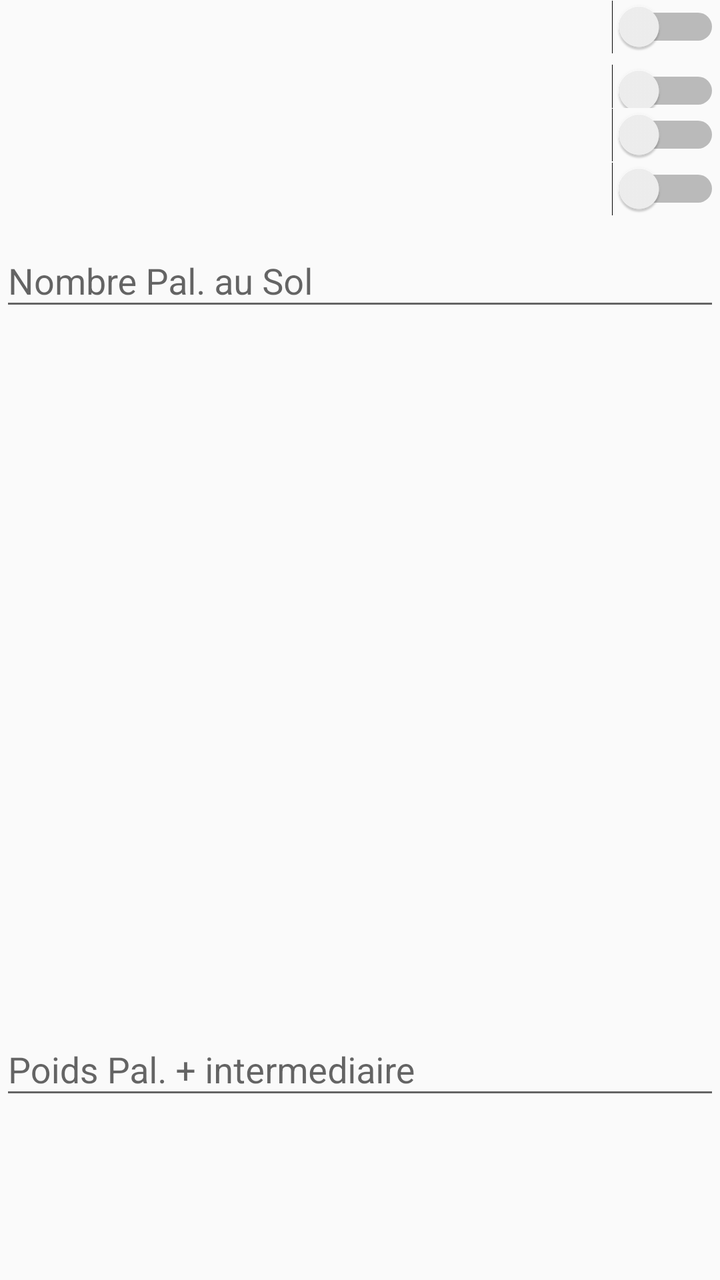
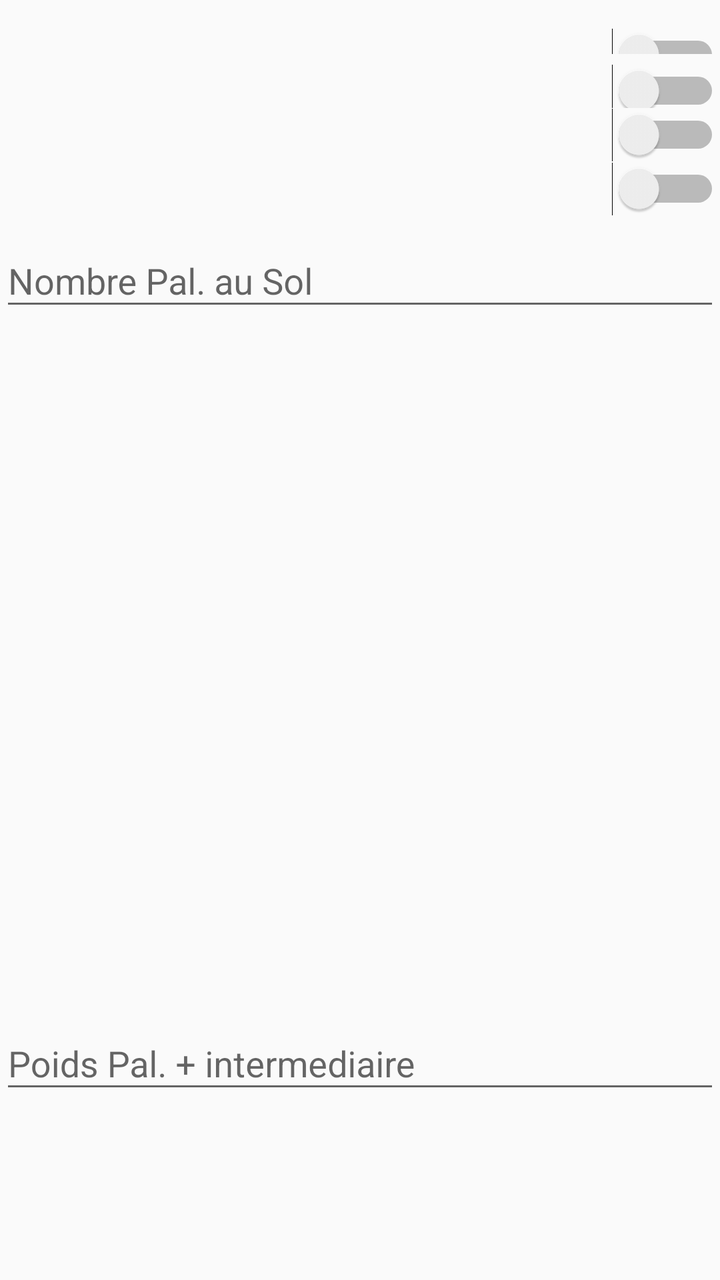

The first picture is an Android layout as it rendered before a commit; the second is the same layout after the commit. The layout source and the unified diff follow.
<!-- AndroidManifest.xml: application theme AppTheme -->
<!-- res/layout/options.xml -->
<?xml version="1.0" encoding="utf-8"?>
<LinearLayout xmlns:android="http://schemas.android.com/apk/res/android"
    android:layout_width="match_parent"
    android:layout_height="wrap_content"
    android:orientation="vertical">

    <Switch
        android:id="@+id/selectionnerToutParDefaut"
        android:layout_width="match_parent"
        android:layout_height="wrap_content"
        android:layout_weight="1"
        android:paddingBottom="20dp"
        android:paddingTop="20dp"
        android:text="@string/selectionnerTout" />

    <Switch
        android:id="@+id/utiliserValeurParDefaut"
        android:layout_width="match_parent"
        android:layout_height="wrap_content"
        android:layout_weight="1"
        android:paddingBottom="10dp"
        android:paddingTop="20dp"
        android:text="@string/valeursDefauts" />

    <Switch
        android:id="@+id/masquermultiplicateur"
        android:layout_width="match_parent"
        android:layout_height="wrap_content"
        android:layout_weight="1"
        android:paddingTop="20dp"
        android:paddingBottom="20dp"
        android:text="@string/masquerMultiplicateur" />

    <Switch
        android:id="@+id/masquerAdditionneur"
        android:layout_width="match_parent"
        android:layout_height="wrap_content"
        android:layout_weight="1"
        android:paddingTop="20dp"
        android:paddingBottom="20dp"
        android:text="@string/masquerAdditionneur" />

    <EditText
        android:id="@+id/editText"
        android:layout_width="match_parent"
        android:layout_height="wrap_content"
        android:layout_weight="1"
        android:clickable="false"
        android:ems="10"
        android:inputType="none"
        android:paddingTop="33dp"
        android:text="@string/valeurspardefault"
        android:textStyle="italic" />

    <com.google.android.material.textfield.TextInputLayout
        android:layout_width="match_parent"
        android:layout_height="match_parent"
        android:layout_weight="1">

        <com.google.android.material.textfield.TextInputEditText
            android:id="@+id/defautNombrePalettes"
            android:layout_width="match_parent"
            android:layout_height="wrap_content"
            android:hint="@string/NombreDePalettes"
            android:inputType="number|numberDecimal" />

    </com.google.android.material.textfield.TextInputLayout>

    <com.google.android.material.textfield.TextInputLayout
        android:layout_width="match_parent"
        android:layout_height="match_parent"
        android:layout_weight="1">

        <com.google.android.material.textfield.TextInputEditText
            android:id="@+id/defautTarePalette"
            android:layout_width="match_parent"
            android:layout_height="wrap_content"
            android:hint="@string/PoidPalette"
            android:inputType="number|numberDecimal" />
    </com.google.android.material.textfield.TextInputLayout>

    <com.google.android.material.textfield.TextInputLayout
        android:layout_width="match_parent"
        android:layout_height="match_parent"
        android:layout_weight="1">

        <com.google.android.material.textfield.TextInputEditText
            android:id="@+id/defautTareColis"
            android:layout_width="match_parent"
            android:layout_height="wrap_content"
            android:hint="@string/TareColis"
            android:inputType="number|numberDecimal" />
    </com.google.android.material.textfield.TextInputLayout>

    <com.google.android.material.textfield.TextInputLayout
        android:layout_width="match_parent"
        android:layout_height="match_parent"
        android:layout_weight="1">

        <com.google.android.material.textfield.TextInputEditText
            android:id="@+id/defautNombrePoidEchantillon"
            android:layout_width="match_parent"
            android:layout_height="wrap_content"
            android:hint="@string/NbrePoidEchantillon"
            android:inputType="number|numberDecimal" />
    </com.google.android.material.textfield.TextInputLayout>

</LinearLayout>
<!-- resources referenced by this layout -->
<resources>
  <string name="NbrePoidEchantillon">Pièces/échantillon</string>
  <string name="NombreDePalettes">Nombre Pal. au Sol</string>
  <string name="PoidPalette">Poids Pal. + intermediaire</string>
  <string name="TareColis">Tare Colis</string>
  <string name="masquerAdditionneur">Masquer Additionneur</string>
  <string name="masquerMultiplicateur">Masquer Multiplicateur</string>
  <string name="selectionnerTout">Selectionner tout par defaut</string>
  <string name="valeursDefauts">Utiliser les valeurs par defaut</string>
  <string name="valeurspardefault">Valeurs par défaut : </string>
  <style name="AppTheme" parent="Theme.AppCompat.Light.DarkActionBar">
          
          <item name="colorPrimary">@color/colorPrimary</item>
          <item name="colorPrimaryDark">@color/colorPrimaryDark</item>
          <item name="colorAccent">@color/colorAccent</item>
  
      </style>
  <color name="colorPrimary">#154c04</color>
  <color name="colorPrimaryDark">#457931</color>
  <color name="colorAccent">#1e88e5</color>
</resources>

<!-- the commit's change to res/layout/options.xml (unified diff, before → after) -->
@@ -10,7 +10,7 @@
         android:layout_height="wrap_content"
         android:layout_weight="1"
         android:paddingBottom="20dp"
-        android:paddingTop="20dp"
+        android:paddingTop="48dp"
         android:text="@string/selectionnerTout" />
 
     <Switch
